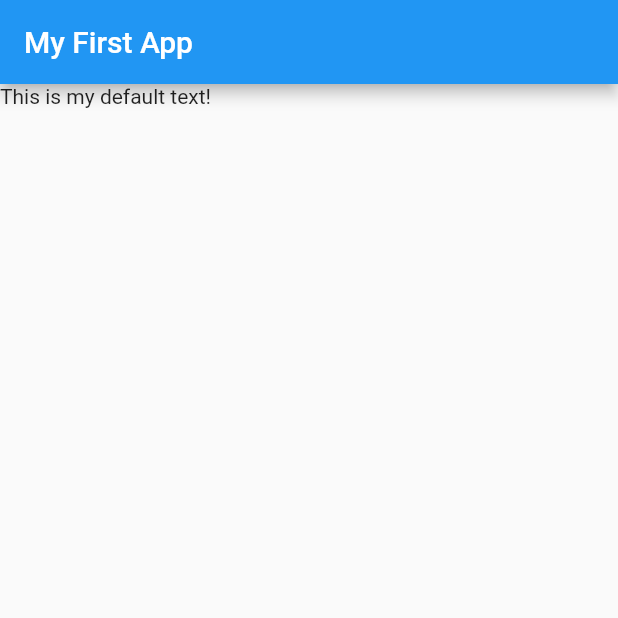
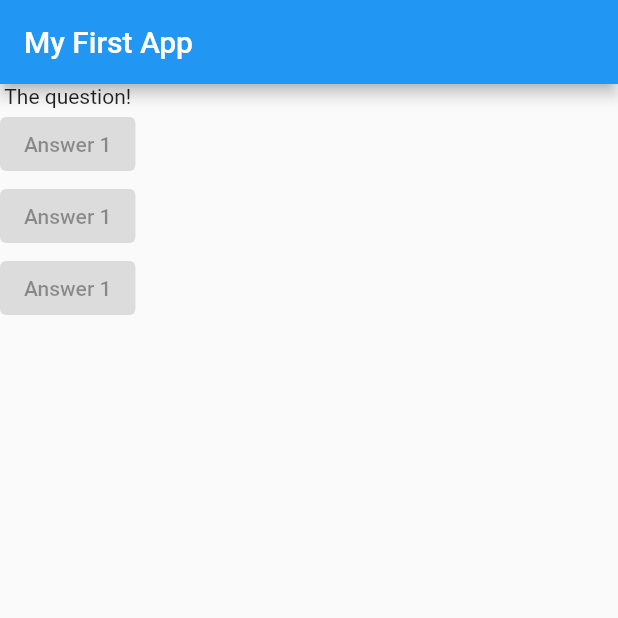
Before and after one commit to zakdim/flutter_complete_guide, a Flutter app: the screen it shows after launch, on a phone screen of 412 x 824 dp, the top half of it. Run offline on Flutter 3.47's test engine with Material 2 defaults, Android fonts, the phone set to English and light mode, and no system bars.

Commit message:
s02-30 Adding layout widgets

```diff
--- a/lib/main.dart
+++ b/lib/main.dart
@@ -5,7 +5,12 @@ import 'package:flutter/material.dart';
 // }
 void main() => runApp(MyApp());
 
+// ignore: must_be_immutable
 class MyApp extends StatelessWidget {
+  var questions = [
+    'What\'s your favorite color?',
+    'What\'s your favorite animal?'
+  ];
   @override
   Widget build(BuildContext context) {
     return MaterialApp(
@@ -13,7 +18,23 @@ class MyApp extends StatelessWidget {
         appBar: AppBar(
           title: Text('My First App'),
         ),
-        body: Text('This is my default text!'),
+        body: Column(
+          children: [
+            Text('The question!'),
+            ElevatedButton(
+              child: Text('Answer 1'),
+              onPressed: null,
+            ),
+            ElevatedButton(
+              child: Text('Answer 1'),
+              onPressed: null,
+            ),
+            ElevatedButton(
+              child: Text('Answer 1'),
+              onPressed: null,
+            ),
+          ],
+        ),
       ),
     );
   }
```
